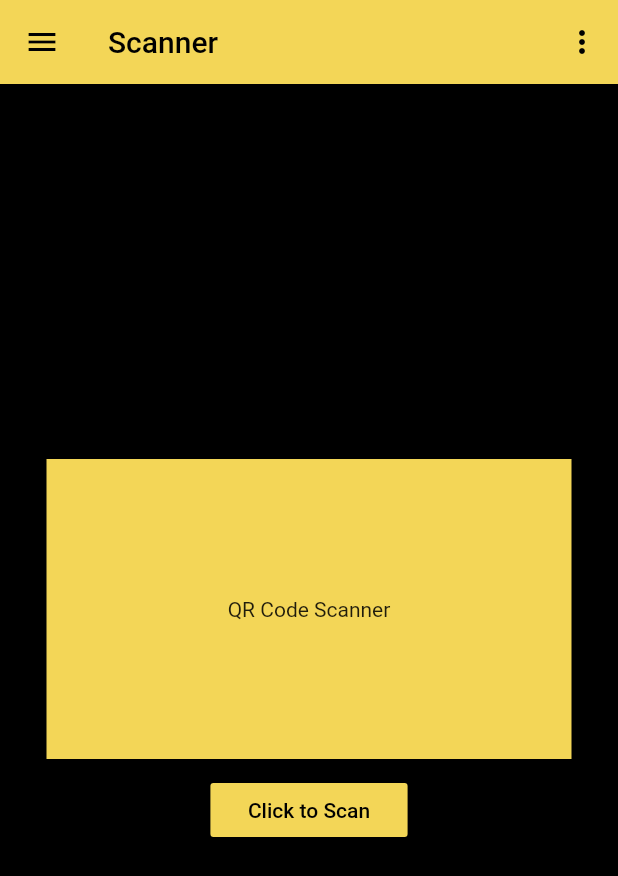
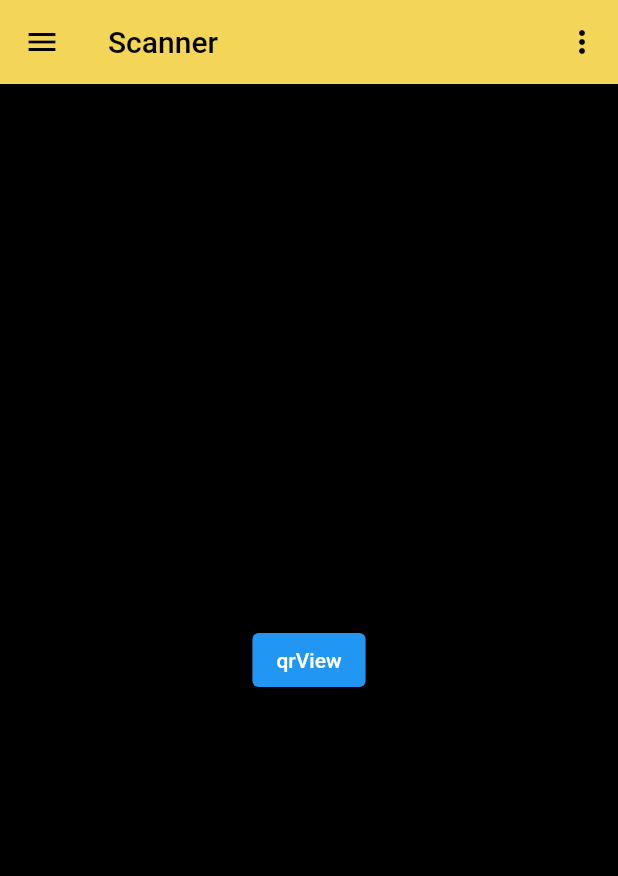
Before and after one commit to ravimandal47/realworldproject, a Flutter app: the Body screen opened directly, on a phone screen of 412 x 824 dp. Shown: the top 876 px of the screen. Run offline on Flutter 3.47's test engine with Material 2 defaults, Android fonts, the phone set to English and light mode, and no system bars; our stand-ins replace flutter_icons, google_fonts; missing offline and left inert: qr_code_scanner.

Commit message:
added QR Code Scanner in App

```diff
--- a/rwp-app/lib/body.dart
+++ b/rwp-app/lib/body.dart
@@ -1,5 +1,11 @@
+import 'dart:developer';
+import 'dart:io';
+
+import 'package:flutter/foundation.dart';
 import 'package:flutter/material.dart';
 import 'product_details.dart';
+import 'package:qr_code_scanner/qr_code_scanner.dart';
+import 'package:flutter/foundation.dart';
 
 class Body extends StatelessWidget {
   @override
@@ -22,37 +28,15 @@ class Body extends StatelessWidget {
       ),
       backgroundColor: Colors.black,
       body: Center(
-          child: Column(
-            mainAxisAlignment: MainAxisAlignment.center,
-            children: [
-              Container(
-                alignment: Alignment.center,
-                width: 350,
-                height: 200,
-                child: Text('QR Code Scanner'),
-                color: Color(0xFFF3D657),
-              ),
-              GestureDetector(
-                child: Padding(
-                  padding: EdgeInsets.all(10.0),
-                  child: FlatButton(
+        child: ElevatedButton(
           onPressed: () {
             Navigator.of(context).push(MaterialPageRoute(
-                        builder: (context) => ProductDetails(),
+              builder: (context) => Body(),
             ));
           },
-                    padding: EdgeInsets.symmetric(
-                      horizontal: 25.0,
-                      vertical: 10.0,
-                    ),
-                    color: Color(0xFFF3D657),
-                    textColor: Colors.black,
-                    child: Text('Click to Scan'),
+          child: Text('qrView'),
         ),
       ),
-              )
-            ],
-          ),
-        ));
+    );
   }
 }
--- a/rwp-app/lib/screens/ForgotPassword.dart
+++ b/rwp-app/lib/screens/ForgotPassword.dart
@@ -92,7 +92,7 @@ class _ForgotPasswordState extends State<ForgotPassword> {
                           boxShadow: [
                             BoxShadow(
                                 blurRadius: 4,
-                                color: Colors.yellow[200],
+                                color: Colors.yellow.shade200,
                                 offset: Offset(2, 2))
                           ]),
                       child: Text(
--- a/rwp-app/pubspec.yaml
+++ b/rwp-app/pubspec.yaml
@@ -18,7 +18,7 @@ publish_to: 'none' # Remove this line if you wish to publish to pub.dev
 version: 1.0.0+1
 
 environment:
-  sdk: ">=2.7.0 <3.0.0"
+  sdk: ">=2.12.0 <3.0.0"
 
 dependencies:
   flutter:
@@ -30,6 +30,7 @@ dependencies:
   cupertino_icons: ^0.1.3
   google_fonts: ^1.1.0
   flutter_icons: ^1.1.0
+  qr_code_scanner: ^0.5.2
 
 dev_dependencies:
   flutter_test:
```
Also changed, not shown: rwp-app/lib/home.dart (+119 -17 lines), rwp-app/pubspec.lock, 4 other files. Lines whose indentation alone changed are shown as unchanged.
